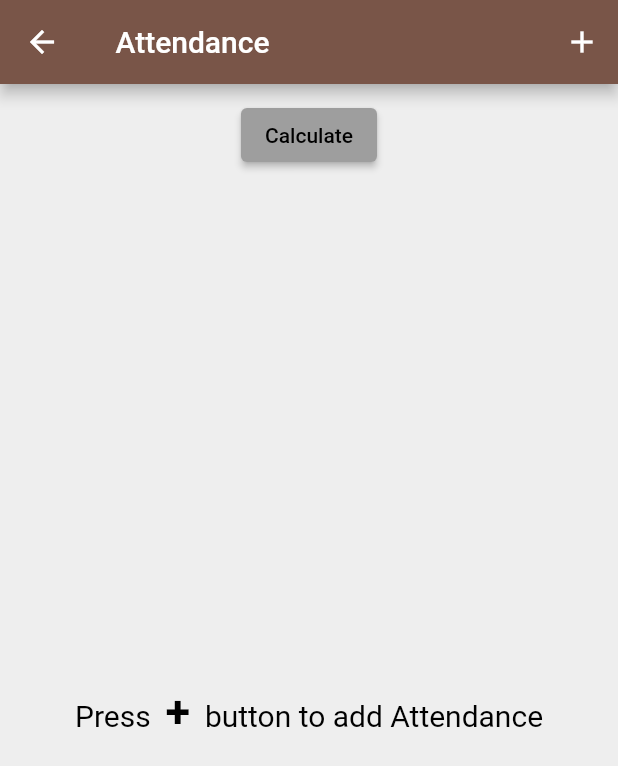
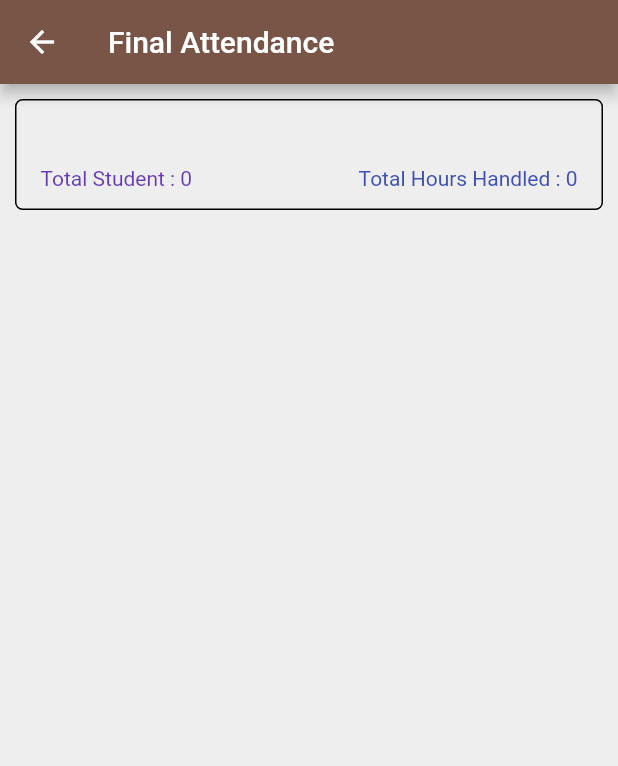
Before and after one commit to rjtechlab/attendance_calculator, a Flutter app: the AttendanceScreen screen opened directly with empty values, after a tap on "Calculate", on a phone screen of 412 x 824 dp. Shown: the top 766 px of the screen. Run offline on Flutter 3.47's test engine with Material 2 defaults, Android fonts, the phone set to English and light mode, and no system bars; our stand-ins replace hive_flutter; accounts and stored records are empty.

Commit message:
percentage calculation added

```diff
--- a/lib/main.dart
+++ b/lib/main.dart
@@ -27,7 +27,7 @@ Future<void> main() async {
   subject_box=await Hive.openBox<SubjectModel>('name');
   attendance_box=await Hive.openBox<AttendenceModel>('attendance');
  //attendance_box.clear();
-  //subject_box.clear();
+ // subject_box.clear();
   runApp(MyApp());
 }
 
--- a/lib/screens/add_attendance_screen.dart
+++ b/lib/screens/add_attendance_screen.dart
@@ -191,7 +191,7 @@ DateTime date;
           periodwise_absentlist.add(splittedcontroller_int);
 
         }
-        print(periodwise_absentlist[1]);
+        //print(periodwise_absentlist[1]);
 
 
         final data=AttendenceModel(subject: passingsubjectmodel.subject,
@@ -202,6 +202,8 @@ DateTime date;
             department: passingsubjectmodel.dept,
             submodel: passingsubjectmodel);
         attendance_box.put(data.id, data);
+        isemptycalculatebutton.value=true;
+        isemptycalculatebutton.notifyListeners();
         Navigator.of(context).popUntil((_) => count++>=2);
         print(controllerlist_int);
       }
--- a/lib/screens/attendance_screen.dart
+++ b/lib/screens/attendance_screen.dart
@@ -4,6 +4,7 @@ import 'package:attendance_calculator/model/subject_model.dart';
 import 'package:attendance_calculator/screens/add_period.dart';
 import 'package:attendance_calculator/screens/calculate_attendance_screen.dart';
 import 'package:attendance_calculator/screens/home_screen.dart';
+import 'package:attendance_calculator/screens/periodwise_attendance_screen.dart';
 import 'package:flutter/cupertino.dart';
 import 'package:flutter/material.dart';
 import 'package:hive_flutter/hive_flutter.dart';
@@ -61,7 +62,9 @@ class AttendanceScreen extends StatelessWidget {
                       padding: const EdgeInsets.only(top: 10),
                       child: ElevatedButton(onPressed: (){
                         rollnumber_calculation.clear();
-                       // Navigator.of(context).push(MaterialPageRoute(builder: (context){return CalculationScreen(passingmodel: subjectmodel);}));
+                        Navigator.of(context).push(MaterialPageRoute(
+                            builder: (context){
+                              return CalculationScreen(passingmodel: subjectmodel);}));
                       },
                         child: Text('Calculate',style: TextStyle(color: Colors.black,),),
                         style: ButtonStyle(backgroundColor: MaterialStateProperty.all(Colors.grey)),),
@@ -89,9 +92,12 @@ class AttendanceScreen extends StatelessWidget {
                               return Padding(
                                 padding: const EdgeInsets.all(8.0),
                                 child: ListTile(
+                                  onTap: (){
+                                    Navigator.of(context).push(MaterialPageRoute(builder: (context){return PeriodwiseAttendanceScreen(attendance_item);}));
+                                  },
                                   shape: RoundedRectangleBorder(borderRadius: BorderRadius.circular(5),
                                       side: BorderSide(color: Colors.black)),
-                                  title:Text('Period : '+attendance_item!.periods.toString().replaceAll('[', ' ').replaceAll(']', ' ')),
+                                  title:Text('Periods : '+attendance_item!.periods.toString().replaceAll('[', ' ').replaceAll(']', ' ')),
                                   //Text('Absentees : '+attendance_item!.rollnumberlist[2].toString()),
 
                                   subtitle: ListView(
@@ -99,9 +105,9 @@ class AttendanceScreen extends StatelessWidget {
                                     shrinkWrap: true,
                                     //mainAxisSize: MainAxisSize.min,
                                     children: [
-                                      Text('Dept. : '+attendance_item.department),
+                                      Text('Dept. : '+attendance_item.department,style: TextStyle(color: Colors.black),),
                                       SizedBox(width: 10),
-                                      Text('Tap to view absentees'),
+                                      Text('Tap to view absentees list'),
                                     ],
                                   ),
                                   leading: CircleAvatar(
@@ -121,8 +127,22 @@ class AttendanceScreen extends StatelessWidget {
                                               TextButton(onPressed: (){
                                                 Navigator.of(context).pop();
                                               }, child:Text('Cancel') ),
-                                              TextButton(onPressed: (){
-                                                attendance_box.delete(keys[index]);
+                                              TextButton(onPressed: () async {
+                                              await  attendance_box.delete(keys[index]);
+
+
+                                                final checkkeys=attendance_box.keys.where((element) => attendance_box.get(element)!.submodel.id==subjectmodel.id);
+                                                if(checkkeys.isEmpty){
+                                                  isemptycalculatebutton.value=false;
+                                                  isemptycalculatebutton.notifyListeners();
+                                                }
+                                                else
+                                                {
+                                                  isemptycalculatebutton.value=true;
+                                                  isemptycalculatebutton.notifyListeners();
+                                                }
+
+
                                                 Navigator.of(context).pop();
                                               }, child:Text('Ok') ),
                                             ],
--- a/lib/screens/calculate_attendance_screen.dart
+++ b/lib/screens/calculate_attendance_screen.dart
@@ -1,118 +1,124 @@
-// import 'package:attendance_calculator/main.dart';
-// import 'package:attendance_calculator/model/subject_model.dart';
-// import 'package:flutter/cupertino.dart';
-// import 'package:flutter/material.dart';
-// class CalculationScreen extends StatelessWidget {
-//   List<int> rollnumber_calculation=[];
-//   List<int> period_calculation=[];
-//   List<int> totalstudent_list=[];
-//  SubjectModel passingmodel;
-//   double percentage=0;
-//
-//   CalculationScreen({required this.passingmodel});
-//
-//
-//
-//   @override
-//   Widget build(BuildContext context) {
-//
-//     final attendancekeys= attendance_box.keys.cast().where((element) => attendance_box.get(element)!.submodel.id==passingmodel.id).toList();
-//
-//     attendancekeys.forEach((element) {
-//       rollnumber_calculation.addAll(attendance_box.get(element)!.rollnumberlist);
-//       period_calculation.addAll(attendance_box.get(element)!.periods);
-//
-//     });
-//       totalstudent_list.clear();
-//      for(int i=1;i<=passingmodel.totalstrength;i++)
-//      {
-//        totalstudent_list.add(i);
-//      }
-//      totalstudent_list.addAll(rollnumber_calculation);
-//      totalstudent_list.sort();
-//
-//      var map =Map();
-//      totalstudent_list.forEach((element) {
-//        if(!map.containsKey(element))
-//        {
-//          map[element]=1;
-//        }
-//        else
-//        {
-//          map[element] =map[element]+1;
-//        }
-//      });
-//
-//    print(map);
-//     final displaywidgets=listwidget(map);
-//
-//     return Scaffold(
-//       backgroundColor: Colors.grey[200],
-//       appBar: AppBar(backgroundColor: Colors.brown,
-//         title: Text('Final Attendance'),),
-//       body: SafeArea(
-//         child:ListView(
-//           children: [
-//             Padding(
-//               padding: const EdgeInsets.all(10.0),
-//               child: ListTile(
-//                 shape: RoundedRectangleBorder(borderRadius: BorderRadius.circular(5),side: BorderSide(color: Colors.black)),
-//                 title: Text(passingmodel.subject,style: TextStyle(fontSize: 20,fontWeight: FontWeight.bold),),
-//                 subtitle: ListView(
-//                   shrinkWrap: true,
-//                   //mainAxisAlignment: MainAxisAlignment.spaceEvenly,
-//                   children: [
-//                     Row(
-//                       children: [
-//                         Text(passingmodel.semester,style: TextStyle(color: Colors.teal),),
-//                         SizedBox(width: 10),
-//                         Text(passingmodel.dept,style: TextStyle(color: Colors.teal),),
-//                       ],
-//                     ),
-//                     Row(
-//                       mainAxisAlignment: MainAxisAlignment.spaceBetween,
-//                       children: [
-//                         Text('Total Student : '+ passingmodel.totalstrength.toString(),style: TextStyle(color: Colors.deepPurple),),
-//                         //SizedBox(width: 25),
-//                         Text('Total Hours Handled : ' + period_calculation.length.toString(),style: TextStyle(color: Colors.indigo)),
-//                       ],
-//                     ),
-//                     SizedBox(width: 10),
-//
-//                   ],
-//                 ),
-//               ),
-//             ),
-//
-//             ...displaywidgets
-//
-//
-//           ],
-//         ),
-//
-//
-//         ),
-//       );
-//   }
-//   List<Widget>listwidget(Map map){
-//     List<Widget> widgets=[];
-//     map.forEach((key, value) {
-//       value=value-1;
-//       percentage=((period_calculation.length - value)/period_calculation.length)*100;
-//      widgets.add(
-//        ListTile(
-//
-//          title: Text('Roll Number : $key'),
-//          subtitle: Text('Total Absent Hours : $value'),
-//          trailing: Text('$percentage%'),
-//
-//        ),
-//
-//
-//      );
-//       widgets.add(Divider(thickness: 2,));
-//     });
-//
-//     return widgets;
-//   }
-// }
+import 'package:attendance_calculator/main.dart';
+import 'package:attendance_calculator/model/subject_model.dart';
+import 'package:flutter/cupertino.dart';
+import 'package:flutter/material.dart';
+class CalculationScreen extends StatelessWidget {
+  //List<int> rollnumber_calculation=[];
+  List<int> period_calculation=[];
+  List<int> totalstudent_list=[];
+ SubjectModel passingmodel;
+  double percentage=0;
+  List<int> rollnumber_calculation=[];
+
+  CalculationScreen({required this.passingmodel});
+
+
+
+  @override
+  Widget build(BuildContext context) {
+
+    final attendancekeys= attendance_box.keys.cast().where((element) => attendance_box.get(element)!.submodel.id==passingmodel.id).toList();
+
+    attendancekeys.forEach((element) {
+      for(int i=0;i<attendance_box.get(element)!.rollnumberlist.length;i++)
+        {
+
+          rollnumber_calculation.addAll(attendance_box.get(element)!.rollnumberlist[i])  ;
+        }
+      //rollnumber_calculation.addAll(attendance_box.get(element)!.rollnumberlist);
+      period_calculation.addAll(attendance_box.get(element)!.periods);
+
+    });
+      totalstudent_list.clear();
+     for(int i=1;i<=passingmodel.totalstrength;i++)
+     {
+       totalstudent_list.add(i);
+     }
+     totalstudent_list.addAll(rollnumber_calculation);
+     totalstudent_list.sort();
+
+     var map =Map();
+     totalstudent_list.forEach((element) {
+       if(!map.containsKey(element))
+       {
+         map[element]=1;
+       }
+       else
+       {
+         map[element] =map[element]+1;
+       }
+     });
+
+   print(map);
+    final displaywidgets=listwidget(map);
+
+    return Scaffold(
+      backgroundColor: Colors.grey[200],
+      appBar: AppBar(backgroundColor: Colors.brown,
+        title: Text('Final Attendance'),),
+      body: SafeArea(
+        child:ListView(
+          children: [
+            Padding(
+              padding: const EdgeInsets.all(10.0),
+              child: ListTile(
+                shape: RoundedRectangleBorder(borderRadius: BorderRadius.circular(5),side: BorderSide(color: Colors.black)),
+                title: Text(passingmodel.subject,style: TextStyle(fontSize: 20,fontWeight: FontWeight.bold),),
+                subtitle: ListView(
+                  shrinkWrap: true,
+                  //mainAxisAlignment: MainAxisAlignment.spaceEvenly,
+                  children: [
+                    Row(
+                      children: [
+                        Text(passingmodel.semester,style: TextStyle(color: Colors.teal),),
+                        SizedBox(width: 10),
+                        Text(passingmodel.dept,style: TextStyle(color: Colors.teal),),
+                      ],
+                    ),
+                    Row(
+                      mainAxisAlignment: MainAxisAlignment.spaceBetween,
+                      children: [
+                        Text('Total Student : '+ passingmodel.totalstrength.toString(),style: TextStyle(color: Colors.deepPurple),),
+                        //SizedBox(width: 25),
+                        Text('Total Hours Handled : ' + period_calculation.length.toString(),style: TextStyle(color: Colors.indigo)),
+                      ],
+                    ),
+                    SizedBox(width: 10),
+
+                  ],
+                ),
+              ),
+            ),
+
+            ...displaywidgets
+
+
+          ],
+        ),
+
+
+        ),
+      );
+  }
+  List<Widget>listwidget(Map map){
+    List<Widget> widgets=[];
+    map.forEach((key, value) {
+      value=value-1;
+      percentage=((period_calculation.length - value)/period_calculation.length)*100;
+     widgets.add(
+       ListTile(
+
+         title: Text('Roll Number : $key'),
+         subtitle: Text('Total Absent Hours : $value'),
+         trailing: Text(percentage.toStringAsFixed(2)+'%'),
+
+       ),
+
+
+     );
+      widgets.add(Divider(thickness: 2,));
+    });
+
+    return widgets;
+  }
+}
```
Also changed, not shown: lib/screens/periodwise_attendance_screen.dart (added, +31 -0 lines).
